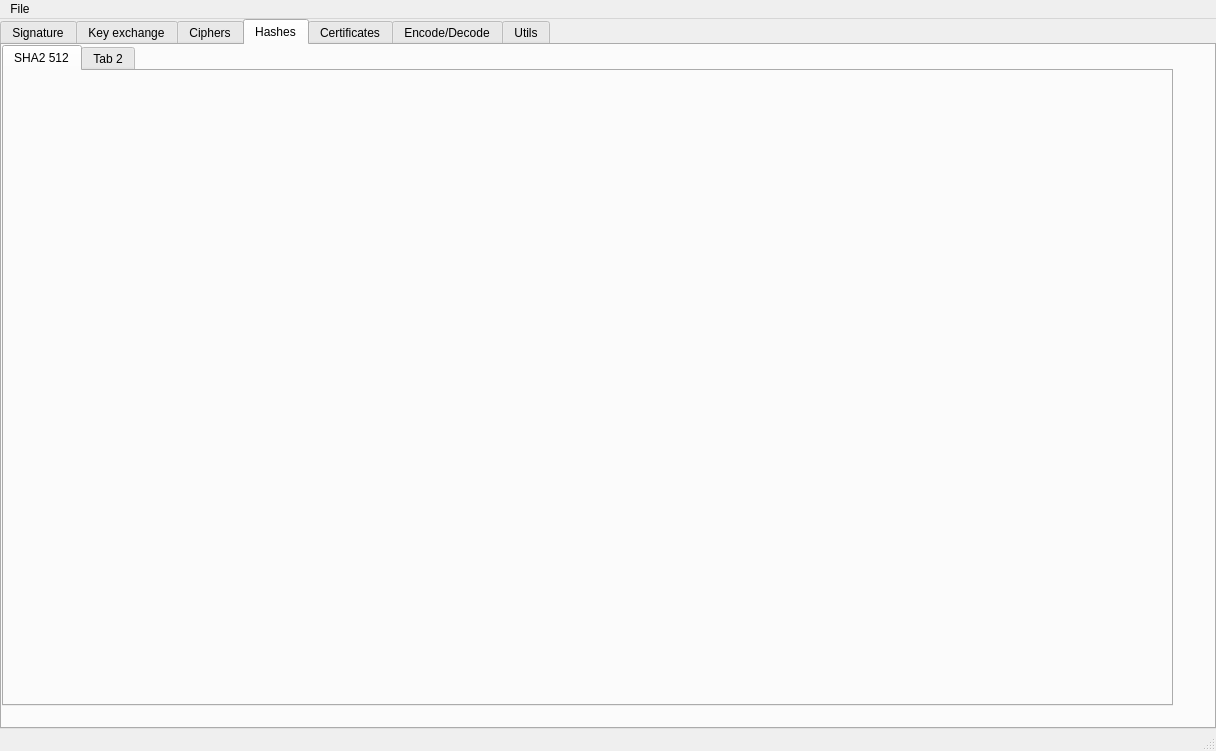
The window that ui/mainwindow.ui (caffedrine/CryptoPocketKnife) describes before a commit, drawn with Qt 5.
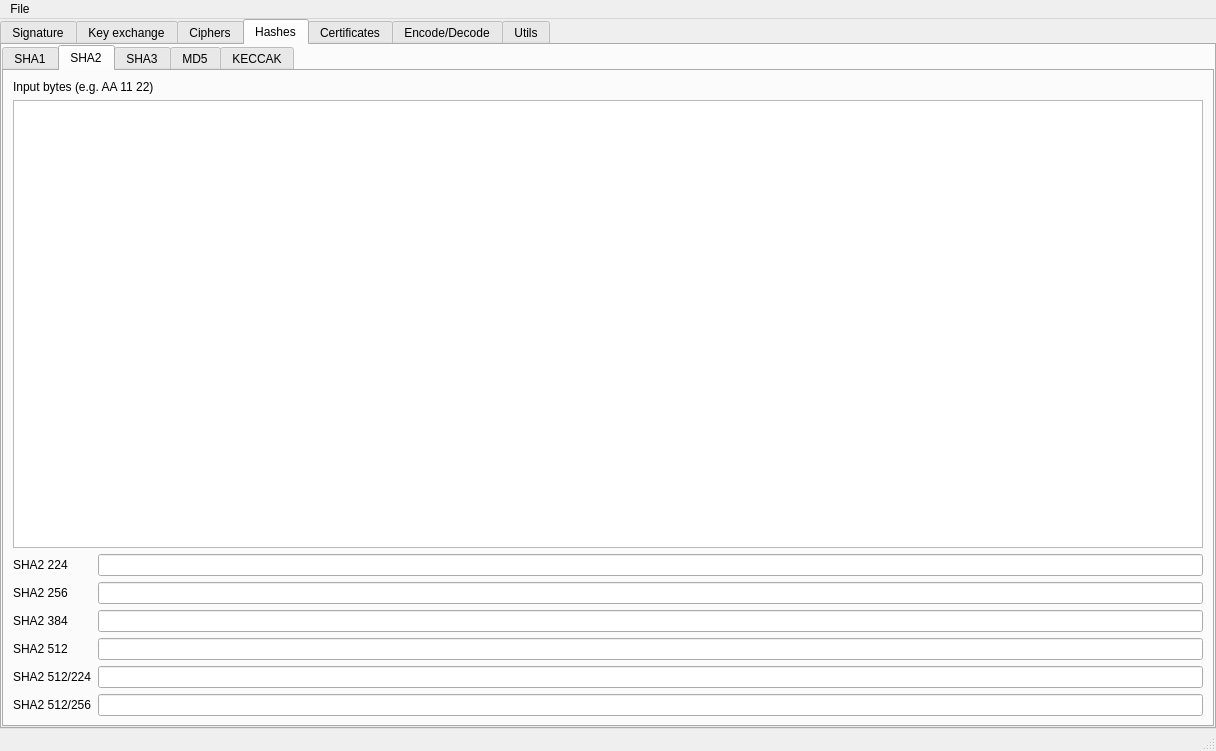
The same window after the commit. The open tabs and pages were chosen to show the change. Icons and pictures are not drawn. Custom widgets are drawn as their Qt base class.

What changed in the file:
```diff
--- a/ui/mainwindow.ui
+++ b/ui/mainwindow.ui
@@ -713,29 +713,221 @@
        <attribute name="title">
         <string>Hashes</string>
        </attribute>
-       <widget class="QTabWidget" name="keyExchange_tabWidget_X25519_3">
-        <property name="geometry">
-         <rect>
-          <x>0</x>
-          <y>0</y>
-          <width>1171</width>
-          <height>661</height>
-         </rect>
+       <layout class="QGridLayout" name="gridLayout_18">
+        <property name="leftMargin">
+         <number>0</number>
         </property>
-        <property name="currentIndex">
+        <property name="topMargin">
          <number>0</number>
         </property>
-        <widget class="QWidget" name="tabName_KeyExchange_X25519_3">
-         <attribute name="title">
-          <string>SHA2 512</string>
-         </attribute>
-        </widget>
-        <widget class="QWidget" name="tab_5">
-         <attribute name="title">
-          <string>Tab 2</string>
-         </attribute>
-        </widget>
-       </widget>
+        <property name="rightMargin">
+         <number>0</number>
+        </property>
+        <property name="bottomMargin">
+         <number>0</number>
+        </property>
+        <item row="0" column="0">
+         <widget class="QTabWidget" name="hashes_TabWidget">
+          <property name="currentIndex">
+           <number>1</number>
+          </property>
+          <widget class="QWidget" name="tab_Hashes_SHA1">
+           <attribute name="title">
+            <string>SHA1</string>
+           </attribute>
+           <layout class="QGridLayout" name="gridLayout_20">
+            <item row="0" column="0" colspan="2">
+             <widget class="QLabel" name="label_43">
+              <property name="text">
+               <string>Input bytes (e.g. AA 11 22)</string>
+              </property>
+             </widget>
+            </item>
+            <item row="1" column="0" colspan="2">
+             <widget class="QTextBrowser" name="textBrowser_SHA1_InputBytes">
+              <property name="enabled">
+               <bool>true</bool>
+              </property>
+              <property name="readOnly">
+               <bool>false</bool>
+              </property>
+             </widget>
+            </item>
+            <item row="2" column="0">
+             <widget class="QLabel" name="label_44">
+              <property name="text">
+               <string>SHA1</string>
+              </property>
+             </widget>
+            </item>
+            <item row="2" column="1">
+             <widget class="QLineEdit" name="lineEdit_SHA1_Output">
+              <property name="readOnly">
+               <bool>true</bool>
+              </property>
+             </widget>
+            </item>
+           </layout>
+          </widget>
+          <widget class="QWidget" name="tab_Hashes_SHA2">
+           <attribute name="title">
+            <string>SHA2</string>
+           </attribute>
+           <layout class="QGridLayout" name="gridLayout_19">
+            <item row="0" column="0" colspan="2">
+             <widget class="QLabel" name="label_21">
+              <property name="text">
+               <string>Input bytes (e.g. AA 11 22)</string>
+              </property>
+             </widget>
+            </item>
+            <item row="1" column="0" colspan="2">
+             <widget class="QTextBrowser" name="textBrowser_SHA2_InputBytes">
+              <property name="enabled">
+               <bool>true</bool>
+              </property>
+              <property name="readOnly">
+               <bool>false</bool>
+              </property>
+             </widget>
+            </item>
+            <item row="2" column="0">
+             <widget class="QLabel" name="label_22">
+              <property name="text">
+               <string>SHA2 224</string>
+              </property>
+             </widget>
+            </item>
+            <item row="2" column="1">
+             <widget class="QLineEdit" name="lineEdit_SHA2_224_OUTPUT">
+              <property name="readOnly">
+               <bool>true</bool>
+              </property>
+             </widget>
+            </item>
+            <item row="3" column="0">
+             <widget class="QLabel" name="label_23">
+              <property name="text">
+               <string>SHA2 256</string>
+              </property>
+             </widget>
+            </item>
+            <item row="3" column="1">
+             <widget class="QLineEdit" name="lineEdit_SHA2_256_OUTPUT">
+              <property name="readOnly">
+               <bool>true</bool>
+              </property>
+             </widget>
+            </item>
+            <item row="4" column="0">
+             <widget class="QLabel" name="label_25">
+              <property name="text">
+               <string>SHA2 384</string>
+              </property>
+             </widget>
+            </item>
+            <item row="4" column="1">
+             <widget class="QLineEdit" name="lineEdit_SHA2_384_Output">
+              <property name="readOnly">
+               <bool>true</bool>
+              </property>
+             </widget>
+            </item>
+            <item row="5" column="0">
+             <widget class="QLabel" name="label_24">
+              <property name="text">
+               <string>SHA2 512</string>
+              </property>
+             </widget>
+            </item>
+            <item row="5" column="1">
+             <widget class="QLineEdit" name="lineEdit_SHA2_512_OUTPUT">
+              <property name="readOnly">
+               <bool>true</bool>
+              </property>
+             </widget>
+            </item>
+            <item row="6" column="0">
+             <widget class="QLabel" name="label_26">
+              <property name="text">
+               <string>SHA2 512/224</string>
+              </property>
+             </widget>
+            </item>
+            <item row="6" column="1">
+             <widget class="QLineEdit" name="lineEdit_SHA2_512_224_Output">
+              <property name="readOnly">
+               <bool>true</bool>
+              </property>
+             </widget>
+            </item>
+            <item row="7" column="0">
+             <widget class="QLabel" name="label_SHA2_512_256">
+              <property name="text">
+               <string>SHA2 512/256</string>
+              </property>
+             </widget>
+            </item>
+            <item row="7" column="1">
+             <widget class="QLineEdit" name="lineEdit_SHA2_512_256_Output">
+              <property name="readOnly">
+               <bool>true</bool>
+              </property>
+             </widget>
+            </item>
+           </layout>
+          </widget>
+          <widget class="QWidget" name="tab_Hashes_SHA3">
+           <attribute name="title">
+            <string>SHA3</string>
+           </attribute>
+          </widget>
+          <widget class="QWidget" name="tab_Hashes_MD5">
+           <attribute name="title">
+            <string>MD5</string>
+           </attribute>
+           <layout class="QGridLayout" name="gridLayout_21">
+            <item row="0" column="0" colspan="2">
+             <widget class="QLabel" name="label_46">
+              <property name="text">
+               <string>Input bytes (e.g. AA 11 22)</string>
+              </property>
+             </widget>
+            </item>
+            <item row="1" column="0" colspan="2">
+             <widget class="QTextBrowser" name="textBrowser_MD5_InputBytes">
+              <property name="enabled">
+               <bool>true</bool>
+              </property>
+              <property name="readOnly">
+               <bool>false</bool>
+              </property>
+             </widget>
+            </item>
+            <item row="2" column="0">
+             <widget class="QLabel" name="label_45">
+              <property name="text">
+               <string>MD5</string>
+              </property>
+             </widget>
+            </item>
+            <item row="2" column="1">
+             <widget class="QLineEdit" name="lineEdit_MD5_Output">
+              <property name="readOnly">
+               <bool>true</bool>
+              </property>
+             </widget>
+            </item>
+           </layout>
+          </widget>
+          <widget class="QWidget" name="tab_Hashes_KECCAK">
+           <attribute name="title">
+            <string>KECCAK</string>
+           </attribute>
+          </widget>
+         </widget>
+        </item>
+       </layout>
       </widget>
       <widget class="QWidget" name="tab_Certificates">
        <attribute name="title">
```
Left out of the diff: 2 changed lines with no effect on the pictures.
